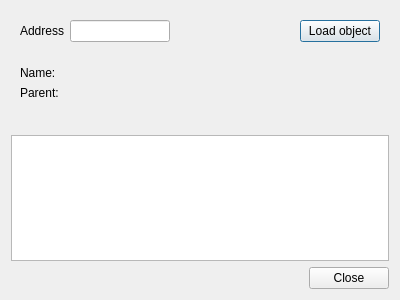
Before: the Qt Designer form gui/debugdialog.ui in nccgroup/pip3line, drawn with Qt 5.
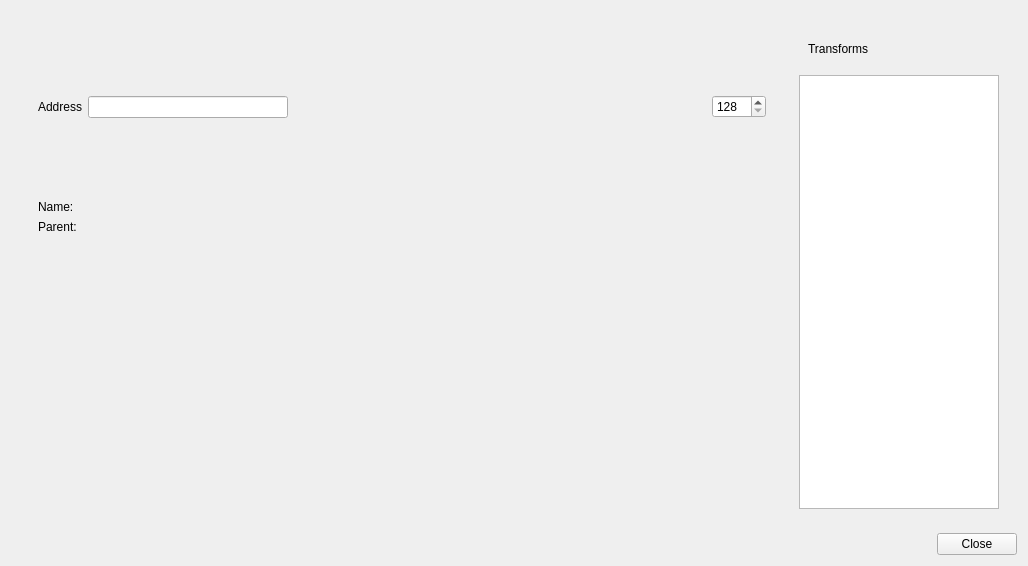
After: the same form once the commit is applied. Icons and pictures are not drawn.

What changed in the file:
```diff
--- a/gui/debugdialog.ui
+++ b/gui/debugdialog.ui
@@ -15,14 +15,20 @@
    <rect>
     <x>0</x>
     <y>0</y>
-    <width>400</width>
-    <height>300</height>
+    <width>1028</width>
+    <height>566</height>
    </rect>
   </property>
   <property name="windowTitle">
    <string>Dialog</string>
   </property>
-  <layout class="QVBoxLayout" name="verticalLayout">
+  <layout class="QVBoxLayout" name="mainLayout">
+   <item>
+    <widget class="QWidget" name="splitWidget" native="true">
+     <layout class="QHBoxLayout" name="splitLayout">
+      <item>
+       <widget class="QWidget" name="debugWidget" native="true">
+        <layout class="QVBoxLayout" name="debugLayout">
    <item>
     <widget class="QWidget" name="addressWidget" native="true">
      <layout class="QHBoxLayout" name="horizontalLayout">
@@ -37,7 +43,7 @@
        <widget class="QLineEdit" name="addressLineEdit">
         <property name="maximumSize">
          <size>
-          <width>100</width>
+                <width>200</width>
           <height>16777215</height>
          </size>
         </property>
@@ -60,9 +66,61 @@
        </spacer>
       </item>
       <item>
-       <widget class="QPushButton" name="loadPushButton">
+             <widget class="QPushButton" name="previousPushButton">
+              <property name="maximumSize">
+               <size>
+                <width>25</width>
+                <height>16777215</height>
+               </size>
+              </property>
         <property name="text">
-         <string>Load object</string>
+               <string/>
+              </property>
+              <property name="icon">
+               <iconset resource="gui_res.qrc">
+                <normaloff>:/Images/icons/go-previous-4.png</normaloff>:/Images/icons/go-previous-4.png</iconset>
+              </property>
+              <property name="shortcut">
+               <string>Ctrl+Z</string>
+              </property>
+              <property name="flat">
+               <bool>true</bool>
+              </property>
+             </widget>
+            </item>
+            <item>
+             <widget class="QPushButton" name="nextPushButton">
+              <property name="maximumSize">
+               <size>
+                <width>25</width>
+                <height>16777215</height>
+               </size>
+              </property>
+              <property name="text">
+               <string/>
+              </property>
+              <property name="icon">
+               <iconset resource="gui_res.qrc">
+                <normaloff>:/Images/icons/go-next-4.png</normaloff>:/Images/icons/go-next-4.png</iconset>
+              </property>
+              <property name="shortcut">
+               <string>Ctrl+Shift+Z</string>
+              </property>
+              <property name="flat">
+               <bool>true</bool>
+              </property>
+             </widget>
+            </item>
+            <item>
+             <widget class="QSpinBox" name="viewSizeSpinBox">
+              <property name="minimum">
+               <number>128</number>
+              </property>
+              <property name="maximum">
+               <number>1024</number>
+              </property>
+              <property name="singleStep">
+               <number>128</number>
         </property>
        </widget>
       </item>
@@ -113,21 +171,66 @@
      </property>
     </widget>
    </item>
-   <item>
-    <widget class="QPlainTextEdit" name="dataPlainTextEdit"/>
+        </layout>
+       </widget>
    </item>
    <item>
-    <spacer name="verticalSpacer">
-     <property name="orientation">
-      <enum>Qt::Vertical</enum>
-     </property>
-     <property name="sizeHint" stdset="0">
+       <widget class="QWidget" name="widget" native="true">
+        <property name="sizePolicy">
+         <sizepolicy hsizetype="Maximum" vsizetype="Preferred">
+          <horstretch>0</horstretch>
+          <verstretch>0</verstretch>
+         </sizepolicy>
+        </property>
+        <layout class="QVBoxLayout" name="verticalLayout_2">
+         <item>
+          <widget class="QWidget" name="instancesButtonWidget" native="true">
+           <layout class="QHBoxLayout" name="horizontalLayout_2">
+            <item>
+             <widget class="QLabel" name="label">
+              <property name="text">
+               <string>Transforms</string>
+              </property>
+             </widget>
+            </item>
+            <item alignment="Qt::AlignRight">
+             <widget class="QPushButton" name="refreshPushButton">
+              <property name="maximumSize">
       <size>
-       <width>20</width>
-       <height>40</height>
-      </size>
-     </property>
-    </spacer>
+                <width>25</width>
+                <height>16777215</height>
+               </size>
+              </property>
+              <property name="text">
+               <string/>
+              </property>
+              <property name="icon">
+               <iconset resource="gui_res.qrc">
+                <normaloff>:/Images/icons/view-refresh.png</normaloff>:/Images/icons/view-refresh.png</iconset>
+              </property>
+              <property name="flat">
+               <bool>true</bool>
+              </property>
+             </widget>
+            </item>
+           </layout>
+          </widget>
+         </item>
+         <item>
+          <widget class="QListWidget" name="transformListWidget">
+           <property name="maximumSize">
+            <size>
+             <width>200</width>
+             <height>16777215</height>
+            </size>
+           </property>
+          </widget>
+         </item>
+        </layout>
+       </widget>
+      </item>
+     </layout>
+    </widget>
    </item>
    <item>
     <widget class="QDialogButtonBox" name="buttonBox">
```
Left out of the diff: 9 changed lines with no effect on the pictures. Lines whose indentation alone changed are shown as unchanged.
